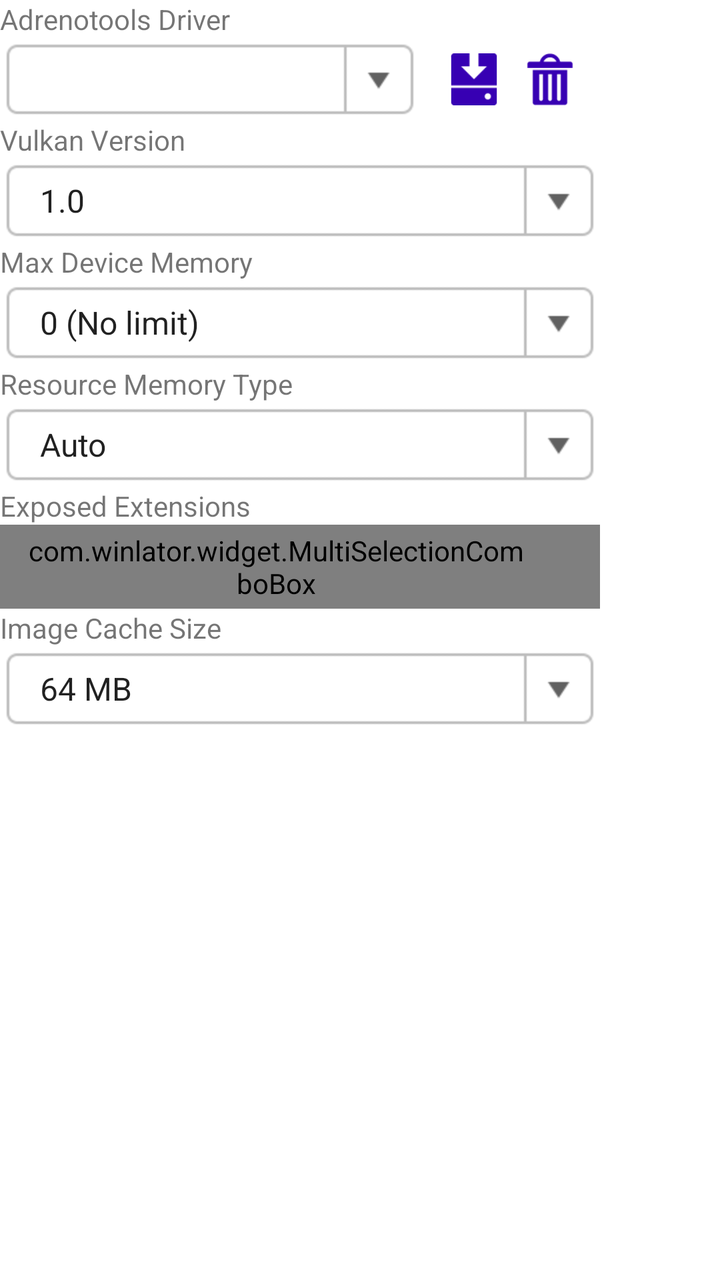
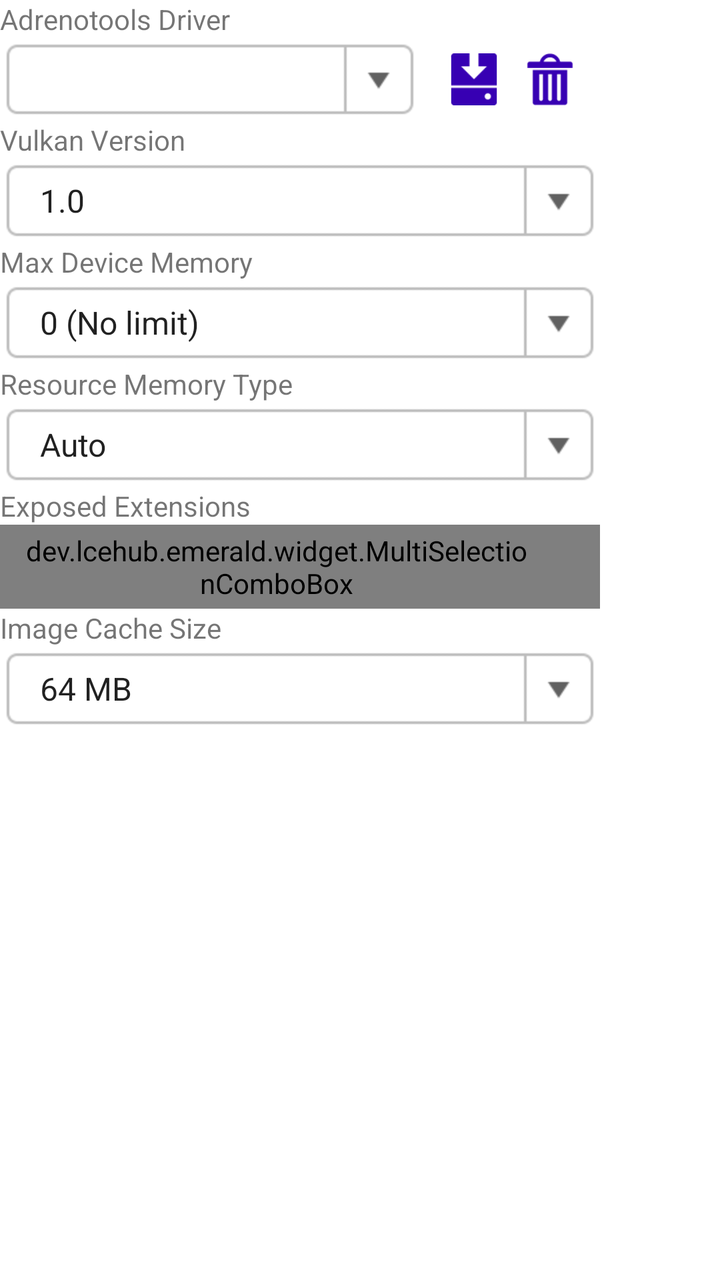

An Android layout rendered at two revisions. The XML below is the earlier revision; the diff shows what the commit changed to produce the second picture.
<!-- AndroidManifest.xml: fallback theme Theme.MaterialComponents.DayNight.NoActionBar -->
<!-- res/layout/vortek_config_dialog.xml -->
<?xml version="1.0" encoding="utf-8"?>
<ScrollView xmlns:android="http://schemas.android.com/apk/res/android"
    android:layout_width="wrap_content"
    android:layout_height="200dp">

    <LinearLayout
        android:layout_width="300dp"
        android:layout_height="wrap_content"
        android:orientation="vertical">

        <TextView
            android:layout_width="wrap_content"
            android:layout_height="wrap_content"
            android:text="@string/adrenotools_driver" />

        <LinearLayout
            android:layout_width="match_parent"
            android:layout_height="wrap_content"
            android:orientation="horizontal"
            android:gravity="center_vertical">

            <Spinner
                style="@style/ComboBox"
                android:id="@+id/SAdrenotoolsDriver"
                android:layout_width="0dp"
                android:layout_height="wrap_content"
                android:layout_weight="1" />

            <LinearLayout
                style="@style/Toolbox"
                android:id="@+id/AdrenotoolsDriverToolbox">

                <ImageButton
                    style="@style/ListMenuButton"
                    android:src="@drawable/icon_install"
                    android:tag="install" />

                <ImageButton
                    style="@style/ListMenuButton"
                    android:layout_marginRight="0dp"
                    android:src="@drawable/icon_remove"
                    android:tag="remove" />
            </LinearLayout>
        </LinearLayout>

        <TextView
            android:layout_width="wrap_content"
            android:layout_height="wrap_content"
            android:text="@string/vulkan_version" />

        <Spinner
            style="@style/ComboBox"
            android:layout_width="match_parent"
            android:id="@+id/SVkMaxVersion"
            android:entries="@array/vk_version_entries" />

        <TextView
            android:layout_width="wrap_content"
            android:layout_height="wrap_content"
            android:text="@string/max_device_memory" />

        <Spinner
            style="@style/ComboBox"
            android:layout_width="match_parent"
            android:id="@+id/SMaxDeviceMemory"
            android:entries="@array/max_device_memory_entries" />

        <TextView
            android:layout_width="wrap_content"
            android:layout_height="wrap_content"
            android:text="@string/resource_memory_type" />

        <Spinner
            style="@style/ComboBox"
            android:layout_width="match_parent"
            android:id="@+id/SResourceMemoryType"
            android:entries="@array/resource_memory_type_entries" />

        <TextView
            android:layout_width="wrap_content"
            android:layout_height="wrap_content"
            android:text="@string/exposed_extensions" />

        <com.winlator.widget.MultiSelectionComboBox
            style="@style/ComboBox"
            android:layout_width="match_parent"
            android:id="@+id/MSCBExposedExtensions" />

        <TextView
            android:layout_width="wrap_content"
            android:layout_height="wrap_content"
            android:text="@string/image_cache_size" />

        <Spinner
            style="@style/ComboBox"
            android:layout_width="match_parent"
            android:id="@+id/SImageCacheSize"
            android:entries="@array/image_cache_size_entries" />
    </LinearLayout>
</ScrollView>
<!-- resources referenced by this layout -->
<resources>
  <string-array name="image_cache_size_entries">
          <item>64 MB</item>
          <item>128 MB</item>
          <item>256 MB</item>
          <item>512 MB</item>
          <item>1024 MB</item>
      </string-array>
  <string-array name="max_device_memory_entries">
          <item>@string/zero_no_limit</item>
          <item>512 MB</item>
          <item>1 GB</item>
          <item>2 GB</item>
          <item>4 GB</item>
          <item>6 GB</item>
          <item>8 GB</item>
          <item>12 GB</item>
      </string-array>
  <string-array name="resource_memory_type_entries">
          <item>@string/auto</item>
          <item>Opaque FD</item>
          <item>DMA Buffer</item>
          <item>Native Hardware Buffer</item>
      </string-array>
  <string-array name="vk_version_entries">
          <item>1.0</item>
          <item>1.1</item>
          <item>1.2</item>
          <item>1.3</item>
      </string-array>
  <string name="adrenotools_driver" translatable="false">Adrenotools Driver</string>
  <string name="exposed_extensions">Exposed Extensions</string>
  <string name="image_cache_size">Image Cache Size</string>
  <string name="max_device_memory">Max Device Memory</string>
  <string name="resource_memory_type">Resource Memory Type</string>
  <string name="vulkan_version">Vulkan Version</string>
  <style name="ListMenuButton" parent="BaseImageButton">
          <item name="android:layout_width">34dp</item>
          <item name="android:layout_height">34dp</item>
          <item name="android:tint">?attr/colorPrimaryVariant</item>
          <item name="android:layout_marginLeft">2dp</item>
          <item name="android:layout_marginRight">2dp</item>
      </style>
  <style name="Toolbox">
          <item name="android:layout_width">wrap_content</item>
          <item name="android:layout_height">40dp</item>
          <item name="android:orientation">horizontal</item>
          <item name="android:gravity">center_vertical</item>
          <item name="android:background">?attr/toolboxBackground</item>
          <item name="android:paddingTop">2dp</item>
          <item name="android:paddingBottom">2dp</item>
          <item name="android:paddingLeft">8dp</item>
          <item name="android:paddingRight">8dp</item>
      </style>
  <string name="zero_no_limit">0 (No limit)</string>
  <string name="auto">Auto</string>
  <!-- drawable combo_box (drawable) -->
  <?xml version="1.0" encoding="utf-8"?>
  <selector xmlns:android="http://schemas.android.com/apk/res/android" >
      <item android:state_pressed="true" android:drawable="@drawable/combo_box_pressed" />
      <item android:state_focused="true" android:drawable="@drawable/combo_box_normal" />
      <item android:drawable="@drawable/combo_box_normal" />
  </selector>
  <style name="BaseImageButton">
          <item name="android:layout_width">42dp</item>
          <item name="android:layout_height">42dp</item>
          <item name="android:focusable">true</item>
          <item name="android:clickable">true</item>
          <item name="android:gravity">center</item>
          <item name="android:scaleType">centerInside</item>
          <item name="android:background">?selectableItemBackgroundBorderless</item>
          <item name="android:padding">4dp</item>
      </style>
  <!-- unchanged entries left out for length: 5 -->
</resources>

<!-- the commit's change to res/layout/vortek_config_dialog.xml (unified diff, before → after) -->
@@ -81,7 +81,7 @@
             android:layout_height="wrap_content"
             android:text="@string/exposed_extensions" />
 
-        <com.winlator.widget.MultiSelectionComboBox
+        <dev.lcehub.emerald.widget.MultiSelectionComboBox
             style="@style/ComboBox"
             android:layout_width="match_parent"
             android:id="@+id/MSCBExposedExtensions" />
